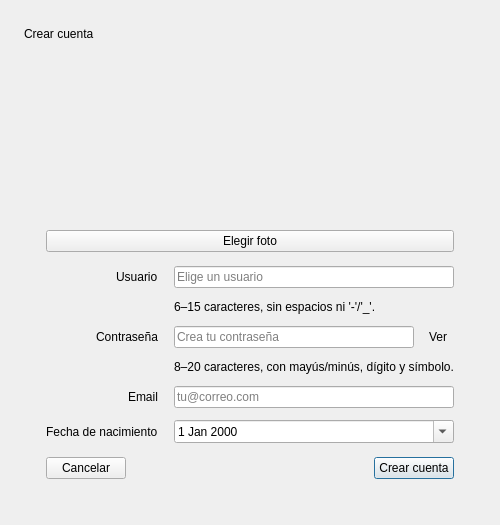
First picture: the form in proyecto_IHM/registerdialog.ui, repository pgomsan/proyecto_IHM, before the edit.
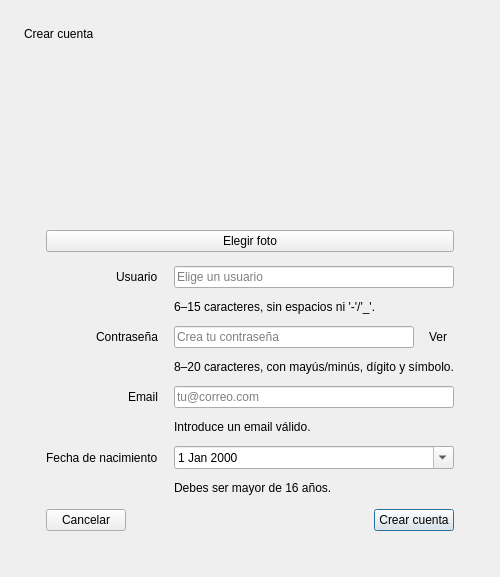
Second picture: the form after the edit.

Patch:
```diff
--- a/proyecto_IHM/registerdialog.ui
+++ b/proyecto_IHM/registerdialog.ui
@@ -217,20 +217,34 @@
           </property>
          </widget>
         </item>
-        <item row="5" column="0">
+        <item row="5" column="1">
+         <widget class="QLabel" name="emailHintLabel">
+          <property name="text">
+           <string>Introduce un email válido.</string>
+          </property>
+         </widget>
+        </item>
+        <item row="6" column="0">
          <widget class="QLabel" name="birthdateLabel">
           <property name="text">
            <string>Fecha de nacimiento</string>
           </property>
          </widget>
         </item>
-        <item row="5" column="1">
+        <item row="6" column="1">
          <widget class="QDateEdit" name="birthdateEdit">
           <property name="calendarPopup">
            <bool>true</bool>
           </property>
          </widget>
         </item>
+        <item row="7" column="1">
+         <widget class="QLabel" name="birthdateHintLabel">
+          <property name="text">
+           <string>Debes ser mayor de 16 años.</string>
+          </property>
+         </widget>
+        </item>
        </layout>
       </item>
       <item>
```
